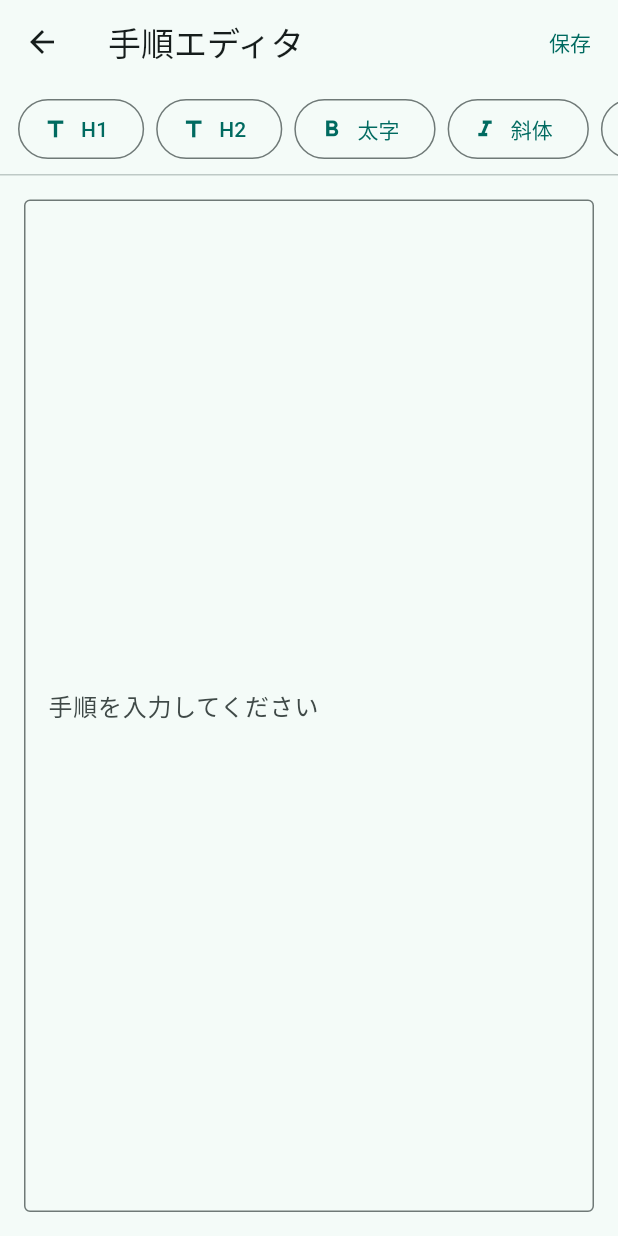
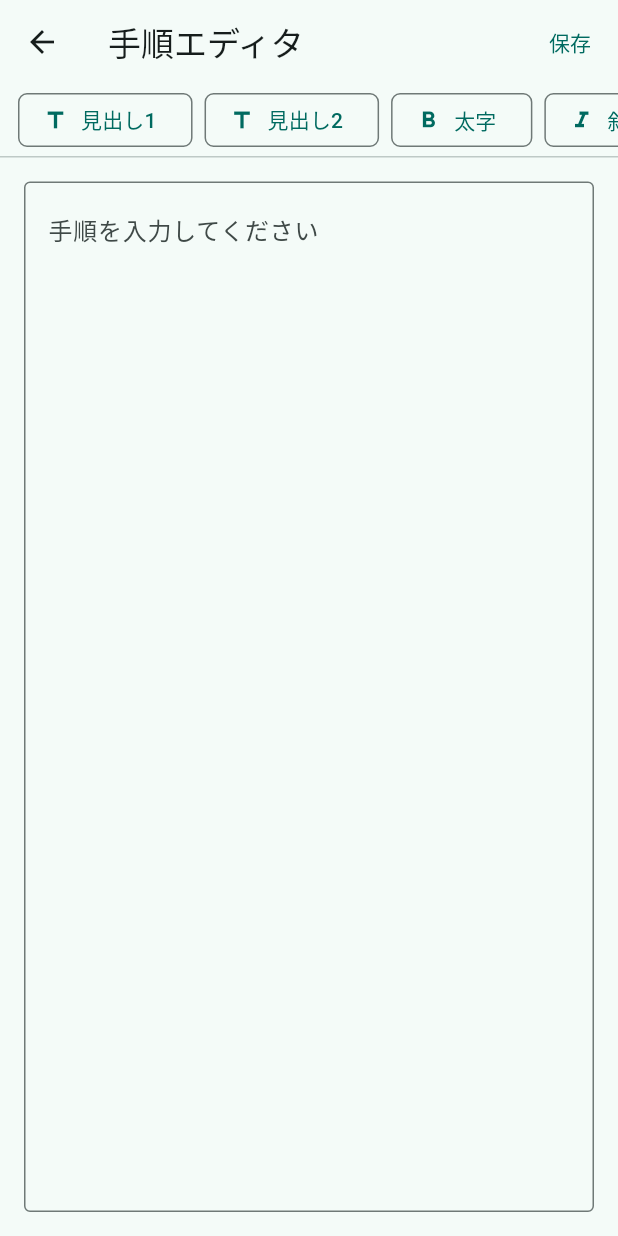
Before and after one commit to t2k2pp/sdd_recipi_record, a Flutter app: the StepsEditorScreen screen opened directly with empty values, on a phone screen of 412 x 824 dp. Run offline on Flutter 3.47's test engine with Material 3 defaults, Android fonts, the phone set to English and light mode, and no system bars; our stand-ins replace file_picker, flutter_markdown_plus, hive_flutter, image_picker, package_info_plus, share_plus and 1 more; accounts and stored records are empty.

Commit message:
Refine steps editor labels and layout

```diff
--- a/lib/screens/steps_editor_screen.dart
+++ b/lib/screens/steps_editor_screen.dart
@@ -71,6 +71,7 @@ class _StepsEditorScreenState extends State<StepsEditorScreen> {
                   hintText: '手順を入力してください',
                   border: OutlineInputBorder(),
                 ),
+                textAlignVertical: TextAlignVertical.top,
               ),
             ),
           ),
@@ -86,12 +87,12 @@ class _StepsEditorScreenState extends State<StepsEditorScreen> {
       child: Row(
         children: [
           _ToolButton(
-            label: 'H1',
+            label: '見出し1',
             icon: Icons.title,
             onTap: () => _insertText('# ', ''),
           ),
           _ToolButton(
-            label: 'H2',
+            label: '見出し2',
             icon: Icons.title,
             onTap: () => _insertText('## ', ''),
           ),
@@ -112,7 +113,7 @@ class _StepsEditorScreenState extends State<StepsEditorScreen> {
           ),
           if (widget.format == StepsFormat.marp)
             _ToolButton(
-              label: '区切り',
+              label: '改ページ',
               icon: Icons.view_carousel,
               onTap: () => _insertText('\n---\n', ''),
             ),
@@ -137,10 +138,18 @@ class _ToolButton extends StatelessWidget {
   Widget build(BuildContext context) {
     return Padding(
       padding: const EdgeInsets.symmetric(horizontal: 4),
-      child: OutlinedButton.icon(
-        onPressed: onTap,
-        icon: Icon(icon, size: 18),
-        label: Text(label),
+      child: SizedBox(
+        height: 36,
+        child: OutlinedButton.icon(
+          onPressed: onTap,
+          icon: Icon(icon, size: 18),
+          label: Text(label),
+          style: OutlinedButton.styleFrom(
+            shape: RoundedRectangleBorder(
+              borderRadius: BorderRadius.circular(6),
+            ),
+          ),
+        ),
       ),
     );
   }
```
